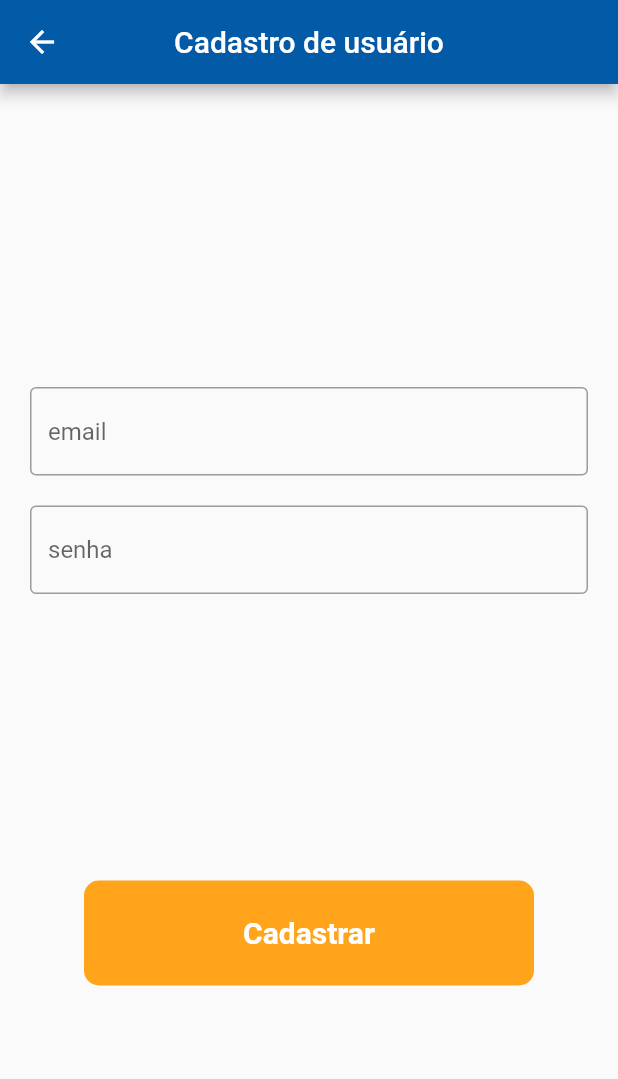
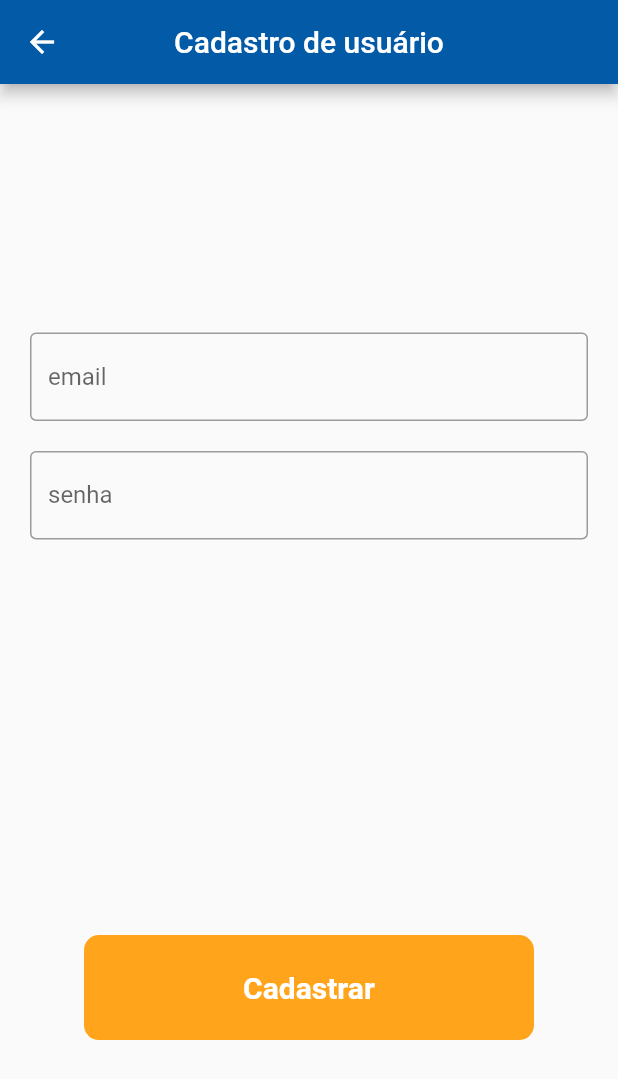
Before and after one commit to edsondearaujo/FurnitApp_Requisitos, a Flutter app: the SignUp screen opened directly, on a phone screen of 412 x 824 dp. Shown: the top 1079 px of the screen. Run offline on Flutter 3.47's test engine with Material 2 defaults, Android fonts, the phone set to English and light mode, and no system bars; our stand-ins replace cloud_firestore, firebase_auth, firebase_core; accounts and stored records are empty.

```diff
--- a/lib/bloc/signUp.bloc.dart
+++ b/lib/bloc/signUp.bloc.dart
@@ -14,8 +14,9 @@ class SignUpBloc {
   Future<bool> createUserDocument(
       {@required Fuser fuser, @required User user}) async {
     try {
-      await firestore.collection('users').add(
+      await firestore.collection('users').doc(user.uid).set(
           {'isAdmin': fuser.isAdmin, 'email': fuser.email, 'id': user.uid});
+
       return true;
     } catch (error) {
       return false;
--- a/lib/models/user.dart
+++ b/lib/models/user.dart
@@ -1,5 +1,3 @@
-import 'dart:html';
-
 import 'package:cloud_firestore/cloud_firestore.dart';
 import 'package:flutter/material.dart';
 
--- a/lib/page/signUp/signUp.page.dart
+++ b/lib/page/signUp/signUp.page.dart
@@ -40,6 +40,7 @@ class _SignUpState extends State<SignUp> with SingleTickerProviderStateMixin {
             children: [
               Spacer(),
               Expanded(
+                flex: 2,
                 child: Align(
                   alignment: Alignment.bottomCenter,
                   child: FormFieds(),
```
Also changed, not shown: 1 other file.
